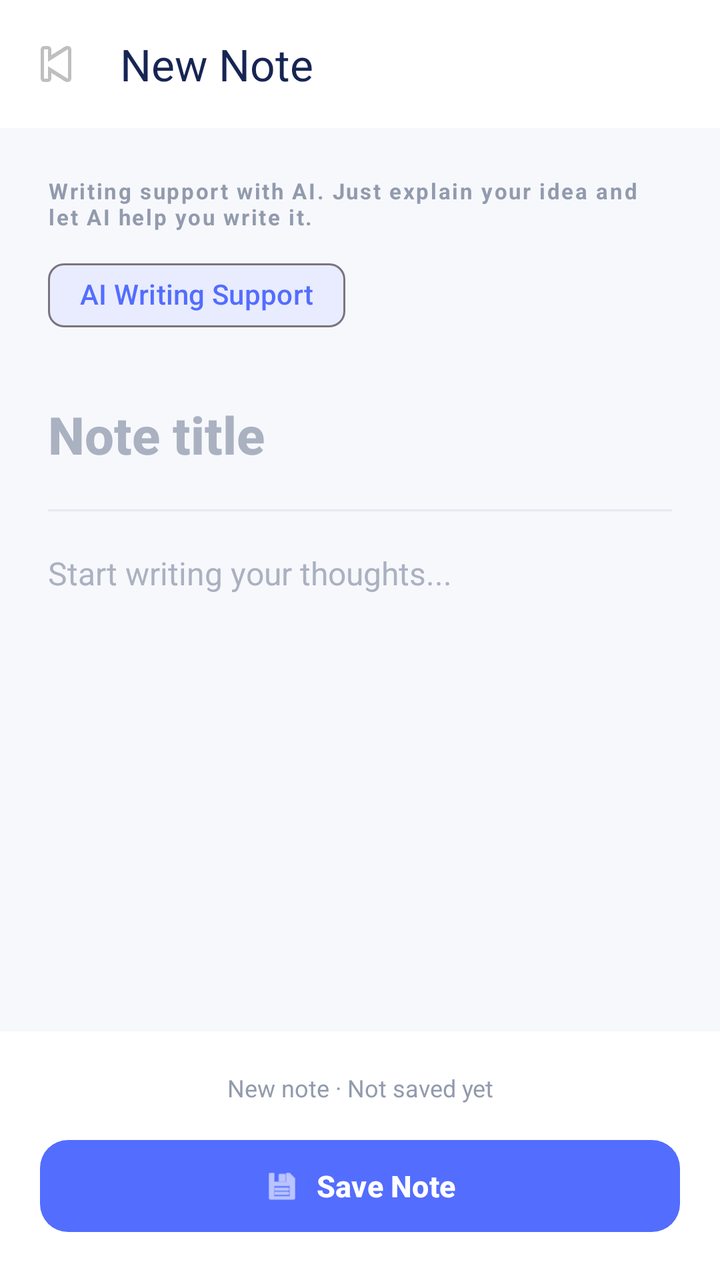
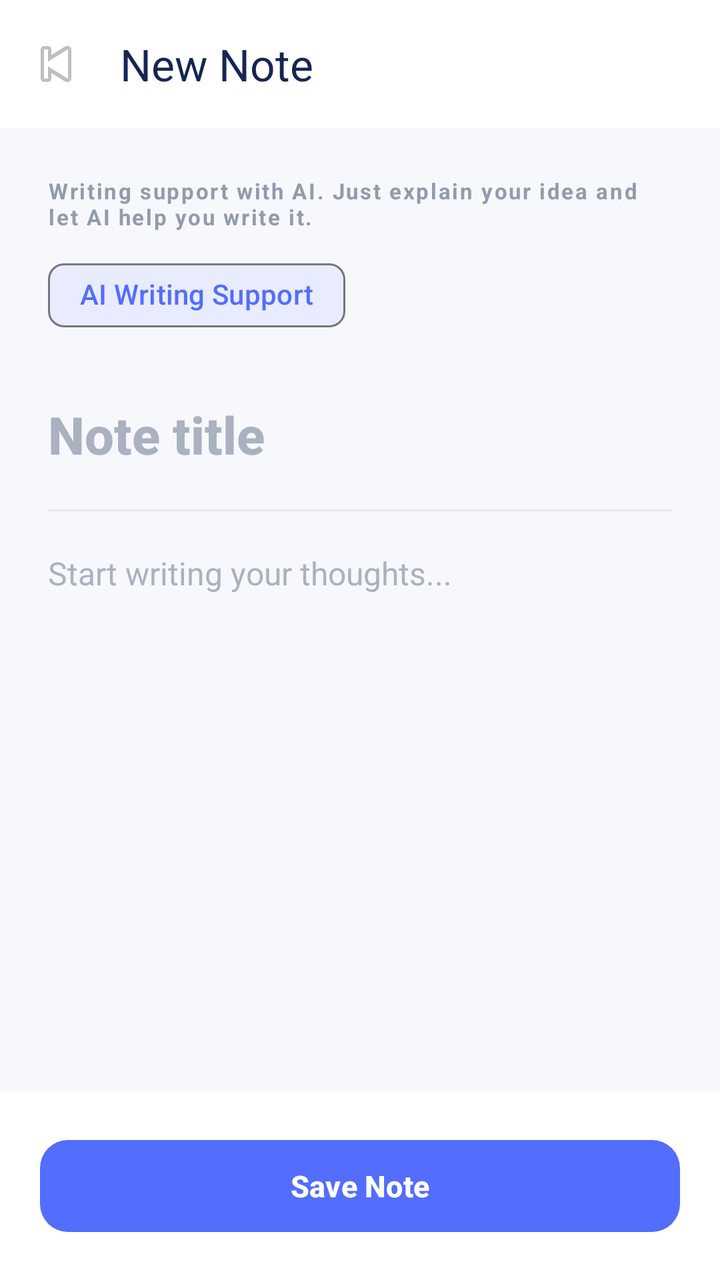

An Android layout rendered at two revisions. The XML below is the earlier revision; the diff shows what the commit changed to produce the second picture.
<!-- AndroidManifest.xml: activity theme Theme.Mastaka -->
<!-- res/layout/activity_note_create.xml -->
<LinearLayout
    xmlns:android="http://schemas.android.com/apk/res/android"
    xmlns:app="http://schemas.android.com/apk/res-auto"
    android:layout_width="match_parent"
    android:layout_height="match_parent"
    android:orientation="vertical"
    android:background="#F7F8FC">

    
    <com.google.android.material.appbar.MaterialToolbar
        android:id="@+id/noteToolbar"
        android:layout_width="match_parent"
        android:layout_height="?attr/actionBarSize"
        android:background="#FFFFFF"
        app:navigationIcon="@android:drawable/ic_media_previous"
        app:title="New Note"
        app:titleTextColor="#172554"
        app:elevation="0dp" />

    
    <LinearLayout
        android:layout_width="match_parent"
        android:layout_height="0dp"
        android:layout_weight="1"
        android:orientation="vertical"
        android:padding="24dp">

        
        <TextView
            android:layout_width="wrap_content"
            android:layout_height="wrap_content"
            android:text="Writing support with AI. Just explain your idea and let AI help you write it."
            android:textColor="#929BAD"
            android:textSize="11sp"
            android:textStyle="bold"
            android:letterSpacing="0.08" />

        
        <com.google.android.material.chip.Chip
            android:id="@+id/chipCategory"
            android:layout_width="wrap_content"
            android:layout_height="wrap_content"
            android:layout_marginTop="8dp"
            android:text="AI Writing Support"
            android:textColor="#536DFE"
            app:chipBackgroundColor="#E9ECFF"
            app:chipIconVisible="false"
            app:closeIconVisible="false"
            android:checkable="false" />

        
        <EditText
            android:id="@+id/etNoteTitle"
            android:layout_width="match_parent"
            android:layout_height="wrap_content"
            android:layout_marginTop="28dp"
            android:background="@null"
            android:hint="Note title"
            android:textColor="#172554"
            android:textColorHint="#AAB1C0"
            android:textSize="26sp"
            android:textStyle="bold"
            android:fontFamily="sans-serif-medium"
            android:inputType="textCapSentences"
            android:maxLines="2"
            android:padding="0dp" />

        
        <View
            android:layout_width="match_parent"
            android:layout_height="1dp"
            android:layout_marginTop="20dp"
            android:background="#E5E9F2" />

        
        <EditText
            android:id="@+id/etNoteContent"
            android:layout_width="match_parent"
            android:layout_height="0dp"
            android:layout_weight="1"
            android:layout_marginTop="20dp"
            android:background="@null"
            android:hint="Start writing your thoughts..."
            android:textColor="#38445A"
            android:textColorHint="#AAB1C0"
            android:textSize="16sp"
            android:gravity="top|start"
            android:fontFamily="sans-serif"
            android:inputType="textMultiLine|textCapSentences"
            android:padding="0dp"
            android:lineSpacingExtra="6dp"
            android:overScrollMode="ifContentScrolls" />

    </LinearLayout>

    
    <LinearLayout
        android:layout_width="match_parent"
        android:layout_height="wrap_content"
        android:orientation="vertical"
        android:background="#FFFFFF"
        android:padding="20dp">

        
        <TextView
            android:id="@+id/tvLastEdited"
            android:layout_width="match_parent"
            android:layout_height="wrap_content"
            android:text="New note · Not saved yet"
            android:textColor="#929BAD"
            android:textSize="12sp"
            android:gravity="center"
            android:layout_marginBottom="14dp" />

        
        <com.google.android.material.button.MaterialButton
            android:id="@+id/btnSaveNote"
            android:layout_width="match_parent"
            android:layout_height="54dp"
            android:text="Save Note"
            android:textSize="15sp"
            android:textStyle="bold"
            android:textColor="#FFFFFF"
            app:backgroundTint="#536DFE"
            app:cornerRadius="14dp"
            app:icon="@android:drawable/ic_menu_save"
            app:iconTint="#FFFFFF"
            app:iconGravity="textStart" />

    </LinearLayout>

</LinearLayout>
<!-- resources referenced by this layout -->
<resources>
  <style name="Theme.Mastaka" parent="Base.Theme.Mastaka" />
  <style name="Base.Theme.Mastaka" parent="Theme.Material3.DayNight.NoActionBar">
          
          
      </style>
</resources>

<!-- the commit's change to res/layout/activity_note_create.xml (unified diff, before → after) -->
@@ -102,17 +102,6 @@
         android:padding="20dp">
 
         
-        <TextView
-            android:id="@+id/tvLastEdited"
-            android:layout_width="match_parent"
-            android:layout_height="wrap_content"
-            android:text="New note · Not saved yet"
-            android:textColor="#929BAD"
-            android:textSize="12sp"
-            android:gravity="center"
-            android:layout_marginBottom="14dp" />
-
-        
         <com.google.android.material.button.MaterialButton
             android:id="@+id/btnSaveNote"
             android:layout_width="match_parent"
@@ -123,9 +112,17 @@
             android:textColor="#FFFFFF"
             app:backgroundTint="#536DFE"
             app:cornerRadius="14dp"
-            app:icon="@android:drawable/ic_menu_save"
             app:iconTint="#FFFFFF"
             app:iconGravity="textStart" />
+
+        
+        <ProgressBar
+            android:id="@+id/progressBar"
+            android:layout_width="wrap_content"
+            android:layout_height="wrap_content"
+            android:layout_gravity="center"
+            android:visibility="gone"
+            style="?android:attr/progressBarStyleSmall" />
 
     </LinearLayout>
 
